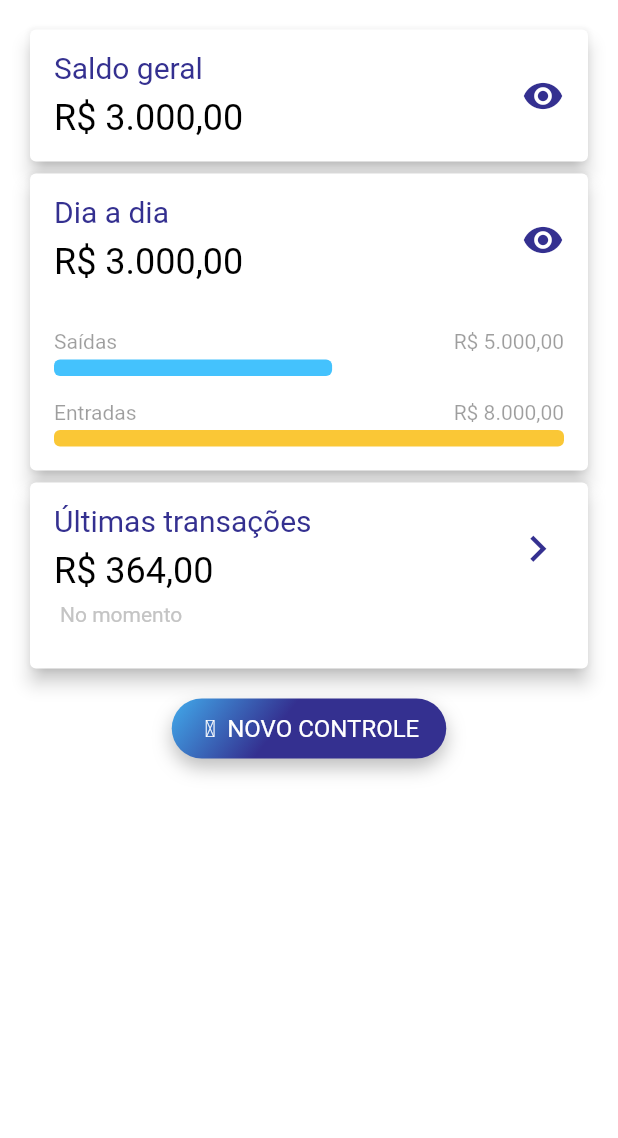
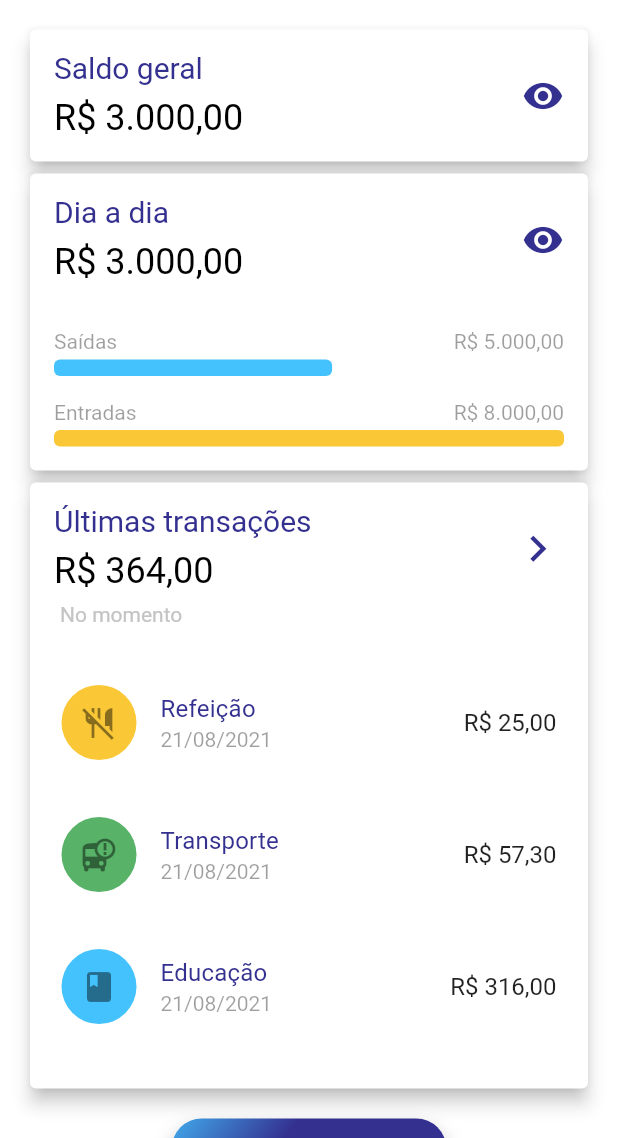
Before and after one commit to luna-vasconcelos/raroacademy-budget-techninjas, a Flutter app: the HomePage screen opened by its route, on a phone screen of 412 x 824 dp, the part 98-1236 px from its top. Run offline on Flutter 3.47's test engine with Material 2 defaults, Android fonts, the phone set to English and light mode, and no system bars; our stand-ins replace firebase_auth, firebase_core, flutter_modular, mobx; missing offline and left inert: animated_card; accounts and stored records are empty; generated files the repository leaves out were written again; project files that could hold a hidden picture were left out.

Commit message:
ListView Builder  Transactions- Homepage

```diff
--- a/lib/app_widget.dart
+++ b/lib/app_widget.dart
@@ -7,6 +7,11 @@ class AppWidget extends StatelessWidget {
   @override
   Widget build(BuildContext context) {
     return MaterialApp(
+      theme: ThemeData(
+        iconTheme: IconThemeData(
+          color: Colors.white,
+        ),
+      ),
       initialRoute: "/",
     ).modular();
   }
--- a/lib/src/modules/home/home/home_page.dart
+++ b/lib/src/modules/home/home/home_page.dart
@@ -7,7 +7,6 @@ import 'package:raroacademy_budget_techninjas/src/shared/app_widgets/drawer_menu
 import 'package:raroacademy_budget_techninjas/src/shared/app_widgets/elevated_buttom_widget.dart';
 import 'package:raroacademy_budget_techninjas/src/shared/models/transaction_model.dart';
 import 'homepage_cards/inputandautoputCard.dart';
-import 'dart:math';
 
 class HomePage extends StatefulWidget {
   HomePage({Key? key}) : super(key: key);
@@ -17,15 +16,36 @@ class HomePage extends StatefulWidget {
 }
 
 class _HomePageState extends State<HomePage> {
-  final _transactions = [
+  final transactions = [
     Transaction(
       id: 't1',
       userId: '',
-      title: 'Refeição',
       value: 25.00,
       date: DateTime.now(),
       category: 'Refeição',
       type: 'out',
+      color: AppColors.amarelo,
+      icon: Icon(Icons.no_meals),
+    ),
+    Transaction(
+      id: 't2',
+      userId: '',
+      value: 57.30,
+      date: DateTime.now(),
+      category: 'Transporte',
+      type: 'out',
+      color: AppColors.verde,
+      icon: Icon(Icons.bus_alert),
+    ),
+    Transaction(
+      id: 't3',
+      userId: '',
+      value: 316.00,
+      date: DateTime.now(),
+      category: 'Educação',
+      type: 'out',
+      color: AppColors.ciano,
+      icon: Icon(Icons.book),
     ),
   ];
 
@@ -76,7 +96,7 @@ class _HomePageState extends State<HomePage> {
                     dropdown: Container(), //trocar por dropdownwidget
                   ),
                 ),
-                TransactionsListCard(),
+                TransactionsListCard(transactions),
                 Padding(
                   padding: const EdgeInsets.all(16),
                   child: ElevatedButtonWidget(
--- a/lib/src/modules/home/home/homepage_cards/transactionslistCard.dart
+++ b/lib/src/modules/home/home/homepage_cards/transactionslistCard.dart
@@ -1,8 +1,16 @@
 import 'package:flutter/material.dart';
 import 'package:raroacademy_budget_techninjas/src/shared/app_constants/app_colors.dart';
 import 'package:raroacademy_budget_techninjas/src/shared/app_constants/text_styles.dart';
+import 'package:raroacademy_budget_techninjas/src/shared/models/transaction_model.dart';
+import 'package:intl/intl.dart';
 
 class TransactionsListCard extends StatelessWidget {
+  final List<Transaction> transactions;
+
+  TransactionsListCard(
+    this.transactions,
+  );
+
   @override
   Widget build(BuildContext context) {
     return Card(
@@ -40,6 +48,69 @@ class TransactionsListCard extends StatelessWidget {
                 ],
               ),
             ),
+            Container(
+              height: 280,
+              child: transactions.isEmpty
+                  ? Column(
+                      children: [
+                        SizedBox(
+                          height: 20,
+                        ),
+                        Text(
+                          'Nenhuma transação cadastrada!!',
+                          style: Theme.of(context).textTheme.headline6,
+                        ),
+                        SizedBox(
+                          height: 20,
+                        ),
+                        Container(
+                            // height: 200,
+                            // child: Image.asset(
+                            //   'assets/images/waiting.png',
+                            //   fit: BoxFit.cover,
+                            // ),
+                            )
+                      ],
+                    )
+                  : ListView.builder(
+                      itemCount: transactions.length,
+                      itemBuilder: (ctx, index) {
+                        final tr = transactions[index];
+                        return Card(
+                          elevation: 0,
+                          margin: EdgeInsets.symmetric(
+                            vertical: 8,
+                            horizontal: 5,
+                          ),
+                          child: ListTile(
+                            leading: Container(
+                              height: 50,
+                              width: 50,
+                              decoration: BoxDecoration(
+                                borderRadius: BorderRadius.circular(25),
+                                color: tr.color,
+                              ),
+                              child: tr.icon,
+                            ),
+                            title: Text(
+                              tr.category,
+                              style: TextStyles.inputtextMedium,
+                            ),
+                            subtitle: Text(
+                              DateFormat('dd/MM/y').format(tr.date),
+                              style: TextStyles.black14w400Roboto,
+                            ),
+                            trailing: FittedBox(
+                              child: Text(
+                                'R\$ ${tr.value.toStringAsFixed(2).replaceAll('.', ',')}',
+                                style: TextStyles.subtitle1,
+                              ),
+                            ),
+                          ),
+                        );
+                      },
+                    ),
+            )
           ],
         ),
       ),
--- a/lib/src/shared/app_constants/text_styles.dart
+++ b/lib/src/shared/app_constants/text_styles.dart
@@ -8,8 +8,9 @@ class TextStyles {
     fontWeight: FontWeight.w500,
     fontSize: 16,
     letterSpacing: 0.15,
-    color: Colors.black,
+    color: Color(0xFF343090),
   );
+
   static TextStyle blackRoboto16400 = TextStyle(
     fontFamily: "Roboto",
     fontWeight: FontWeight.w400,
@@ -30,6 +31,13 @@ class TextStyles {
     fontWeight: FontWeight.w500,
     fontSize: 14,
     color: Color(0xFFC4C4C4),
+  );
+
+  static TextStyle subtitle1 = TextStyle(
+    fontFamily: "Roboto",
+    fontWeight: FontWeight.w400,
+    fontSize: 16,
+    color: Colors.black87,
   );
 
   static TextStyle titleappbar = TextStyle(
--- a/lib/src/shared/models/transaction_model.dart
+++ b/lib/src/shared/models/transaction_model.dart
@@ -1,4 +1,6 @@
 import 'dart:convert';
+
+import 'package:flutter/cupertino.dart';
 
 class Transaction {
   final String id;
@@ -8,6 +10,8 @@ class Transaction {
   final DateTime date;
   final String category;
   final String type;
+  final color;
+  final icon;
 
   Transaction({
     required this.id,
@@ -17,6 +21,8 @@ class Transaction {
     required this.date,
     required this.category,
     required this.type,
+    required this.icon,
+    required this.color,
   });
 
   Transaction copyWith({
@@ -27,6 +33,7 @@ class Transaction {
     DateTime? date,
     String? category,
     String? type,
+    Icon? icon,
   }) {
     return Transaction(
       id: id ?? this.id,
@@ -36,6 +43,8 @@ class Transaction {
       date: date ?? this.date,
       category: category ?? this.category,
       type: type ?? this.type,
+      icon: icon ?? this.icon,
+      color: color ?? this.color,
     );
   }
 
@@ -48,6 +57,7 @@ class Transaction {
       'date': date.millisecondsSinceEpoch,
       'category': category,
       'type': type,
+      'icon': icon.toMap(),
     };
   }
 
@@ -60,7 +70,8 @@ class Transaction {
         date: DateTime.fromMillisecondsSinceEpoch(map['date']),
         category: map['category'],
         type: map['type'],
-    );
+        icon: map['icon'],
+        color: map['color']);
   }
 
   String toJson() => json.encode(toMap());
@@ -70,7 +81,7 @@ class Transaction {
 
   @override
   String toString() {
-    return 'Transaction(id: $id, userId: $userId, title: $title, value: $value, date: $date, category: $category, type: $type)';
+    return 'Transaction(id: $id, userId: $userId, title: $title, value: $value, date: $date, category: $category, type: $type, icon: $icon)';
   }
 
   @override
@@ -84,7 +95,8 @@ class Transaction {
         other.value == value &&
         other.date == date &&
         other.category == category &&
-        other.type == type;
+        other.type == type &&
+        other.icon == icon;
   }
 
   @override
@@ -95,6 +107,7 @@ class Transaction {
         value.hashCode ^
         date.hashCode ^
         category.hashCode ^
-        type.hashCode;
+        type.hashCode ^
+        icon.hashCode;
   }
 }
--- a/pubspec.yaml
+++ b/pubspec.yaml
@@ -42,6 +42,7 @@ dependencies:
   flutter_mobx: ^2.0.0
   mobx_codegen: ^2.0.1+3
   flutter_launcher_icons: ^0.9.1
+  intl: ^0.17.0
 
 
 dev_dependencies:
```
Also changed, not shown: pubspec.lock. Lines whose indentation alone changed are shown as unchanged.
